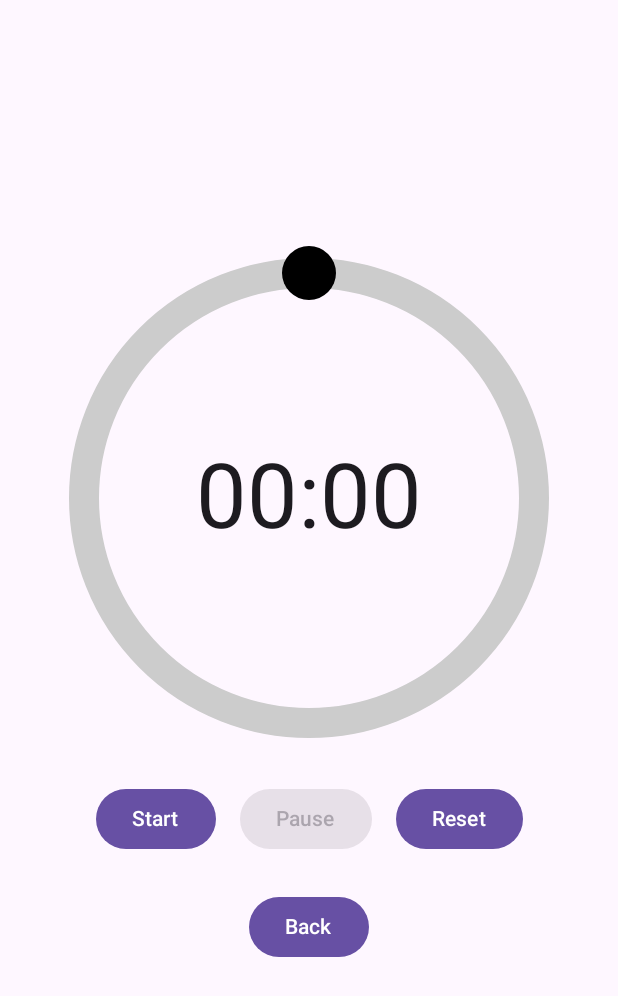
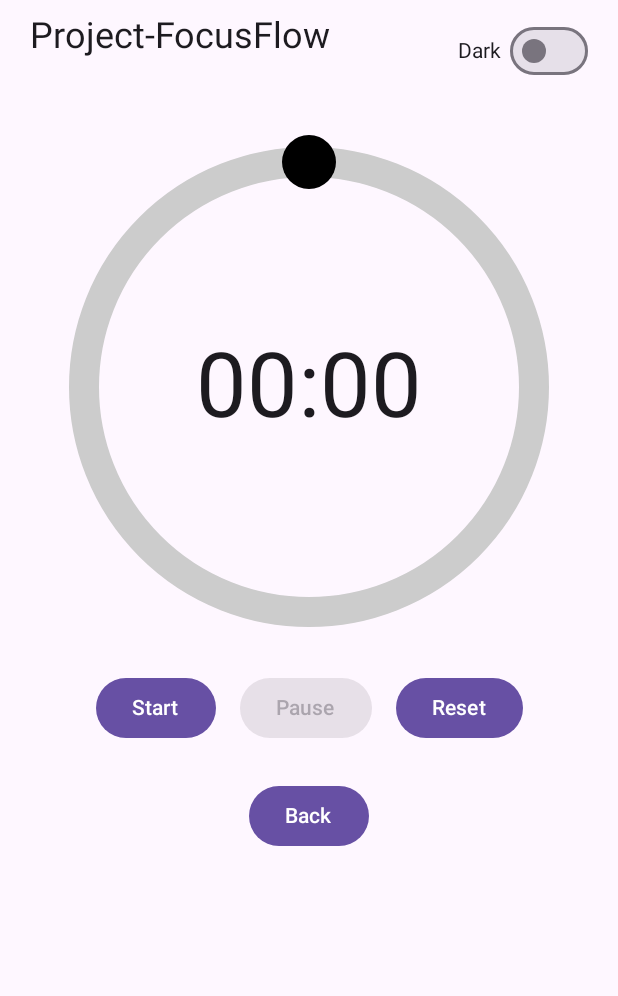
Before and after one commit to Joeal64/FocusFlow, an Android app built with Jetpack Compose: the composable PomodoroTimer called with empty values, on a phone screen of 412 x 824 dp. Shown: the top 996 px of the screen. Run offline under Robolectric (Android 15) with nearby library versions, the phone set to English and light mode, and no system bars; our stand-ins replace Room's generated code.

Commit message:
Added spanish translation

```diff
--- a/app/src/main/AndroidManifest.xml
+++ b/app/src/main/AndroidManifest.xml
@@ -7,6 +7,8 @@
     <uses-permission android:name="android.permission.BLUETOOTH" />
     <uses-permission android:name="android.permission.BLUETOOTH_ADMIN" />
     <uses-permission android:name="android.permission.BLUETOOTH_CONNECT" />
+
+
 
 
     <application
--- a/app/src/main/java/com/example/project_focusflow/Timer.kt
+++ b/app/src/main/java/com/example/project_focusflow/Timer.kt
@@ -1,5 +1,8 @@
 package com.example.project_focusflow
 
+import androidx.compose.material3.Switch
+import androidx.compose.ui.text.font.FontWeight
+import androidx.compose.ui.unit.sp
 import androidx.compose.ui.graphics.toArgb
 import androidx.compose.foundation.Canvas
 import androidx.compose.foundation.gestures.detectDragGestures
@@ -16,6 +19,7 @@ import androidx.compose.ui.graphics.drawscope.Stroke
 import androidx.compose.ui.graphics.nativeCanvas
 import androidx.compose.ui.input.pointer.pointerInput
 import androidx.compose.ui.platform.LocalContext
+import androidx.compose.ui.res.stringResource
 import androidx.compose.ui.unit.dp
 import kotlinx.coroutines.delay
 import kotlin.math.*
@@ -25,7 +29,7 @@ import kotlinx.coroutines.withContext
 
 
 @Composable
-fun PomodoroTimer(startMinutes: Int, onBack: () -> Unit) {
+fun PomodoroTimer(startMinutes: Int, onBack: () -> Unit, darkTheme: Boolean, onDarkThemeChange: (Boolean) -> Unit) {
 
     var baseSeconds by remember { mutableStateOf(startMinutes * 60) }
     var remaining by remember { mutableStateOf(baseSeconds) }
@@ -101,8 +105,41 @@ fun PomodoroTimer(startMinutes: Int, onBack: () -> Unit) {
     Column(
         modifier = Modifier.fillMaxSize(),
         horizontalAlignment = Alignment.CenterHorizontally,
-        verticalArrangement = Arrangement.Center
     ) {
+
+        Box(
+            modifier = Modifier
+                .fillMaxWidth()
+                .padding(horizontal = 20.dp, vertical = 10.dp)
+        ) {
+
+            Text(
+                text = stringResource(R.string.app_name),
+                fontSize = 24.sp,
+                color = MaterialTheme.colorScheme.onBackground,
+                modifier = Modifier.align(Alignment.TopStart)
+            )
+
+
+            Row(
+                modifier = Modifier.align(Alignment.TopEnd),
+                verticalAlignment = Alignment.CenterVertically
+            ) {
+                Text(
+                    text = stringResource(R.string.dark),
+                    color = MaterialTheme.colorScheme.onBackground,
+                    fontSize = 14.sp
+                )
+                Spacer(modifier = Modifier.width(6.dp))
+                Switch(
+                    checked = darkTheme,
+                    onCheckedChange = onDarkThemeChange
+                )
+            }
+        }
+
+
+        Spacer(modifier = Modifier.height(40.dp))
 
         Dial(
             knobAngle = knobAngle,
@@ -128,14 +165,14 @@ fun PomodoroTimer(startMinutes: Int, onBack: () -> Unit) {
             Button(
                 onClick = { running = true },
                 enabled = !running
-            ) { Text("Start") }
+            ) { Text(stringResource(R.string.start)) }
 
             Spacer(modifier = Modifier.width(16.dp))
 
             Button(
                 onClick = { running = false },
                 enabled = running
-            ) { Text("Pause") }
+            ) { Text(stringResource(R.string.pause)) }
 
             Spacer(modifier = Modifier.width(16.dp))
 
@@ -146,13 +183,13 @@ fun PomodoroTimer(startMinutes: Int, onBack: () -> Unit) {
                     remaining = baseSeconds
                     knobAngle = (startMinutes / 60f) * 360f
                 }
-            ) { Text("Reset") }
+            ) { Text(stringResource(R.string.reset)) }
         }
 
         Spacer(modifier = Modifier.height(24.dp))
 
         Button(onClick = { onBack() }) {
-            Text("Back")
+            Text(stringResource(R.string.back))
         }
     }
 }
--- /dev/null
+++ b/app/src/main/res/values-spanish/strings.xml
@@ -0,0 +1,27 @@
+<?xml version="1.0" encoding="utf-8"?>
+<resources>
+    <resources>
+        <string name="app_name">FocusFlow</string>
+
+        <string name="enter_minutes">Ingresa los minutos que deseas estudiar</string>
+        <string name="start_timer">Iniciar temporizador</string>
+
+        <string name="start">Iniciar</string>
+        <string name="pause">Pausar</string>
+        <string name="reset">Reiniciar</string>
+        <string name="back">Atrás</string>
+
+        <string name="dark_mode">Modo oscuro</string>
+        <string name="dark">Oscuro</string>
+
+        <string name="streak">Racha:</string>
+
+        <string name="notif_title">¡Bien hecho!</string>
+        <string name="notif_body">Tu sesión de estudio ha terminado.</string>
+
+        <string name="timer_dial_desc">Rueda del temporizador. Arrastra para ajustar los minutos.</string>
+
+        <string name="minutes_error">Por favor ingresa un número válido de minutos.</string>
+    </resources>
+
+</resources>
--- a/app/src/main/res/values/strings.xml
+++ b/app/src/main/res/values/strings.xml
@@ -1,3 +1,12 @@
 <resources>
     <string name="app_name">Project-FocusFlow</string>
+    <string name="dark_mode">Dark mode</string>
+    <string name="enter_minutes">Enter minutes you want to study for</string>
+    <string name="start_timer">Start Timer</string>
+    <string name="minutes_error">Please enter a valid number of minutes.</string>
+    <string name="dark">Dark</string>
+    <string name="start">Start</string>
+    <string name="pause">Pause</string>
+    <string name="reset">Reset</string>
+    <string name="back">Back</string>
 </resources>
```
Also changed, not shown: app/src/main/java/com/example/project_focusflow/MainActivity.kt (+33 -9 lines), 1 other file.
